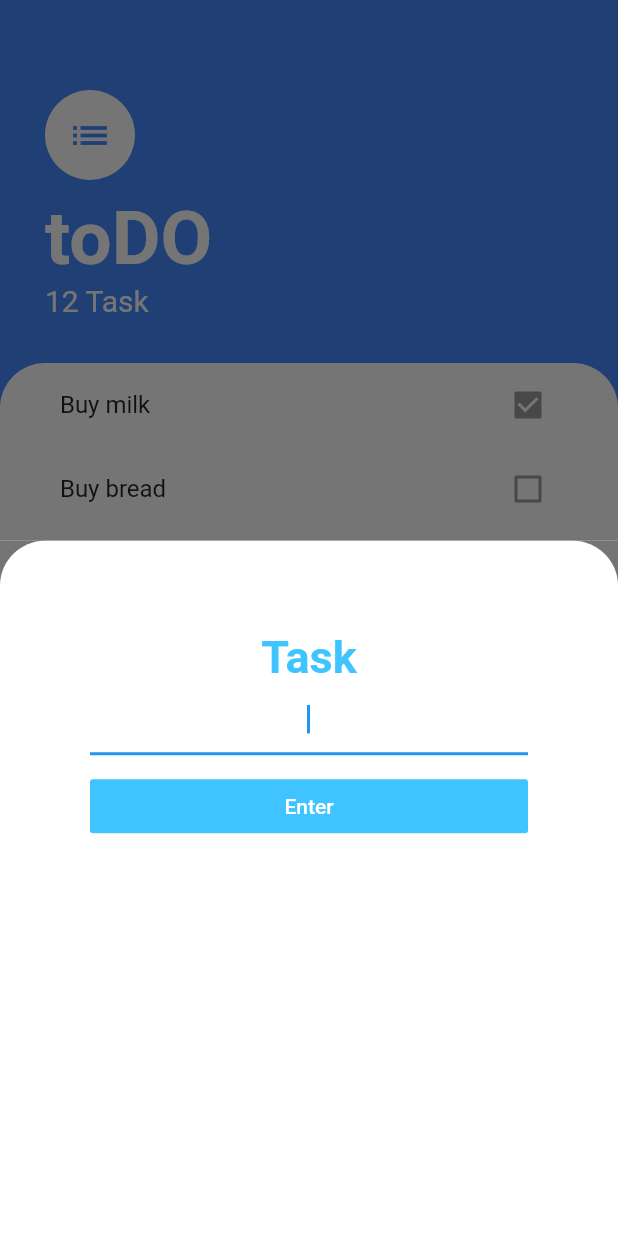
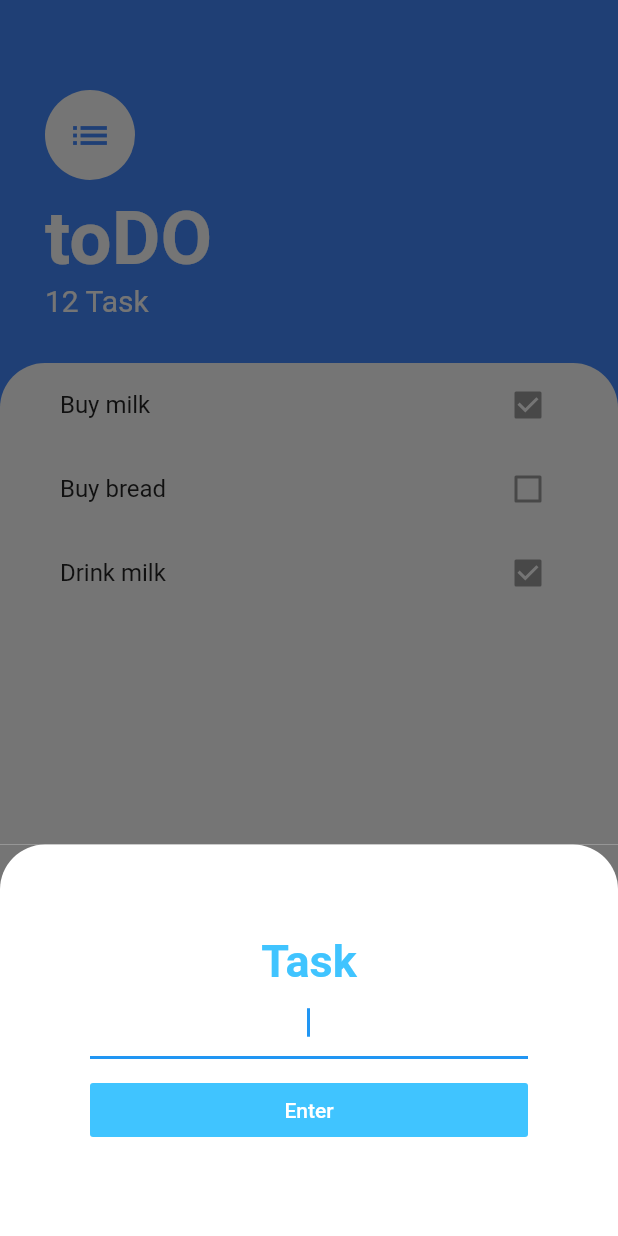
Before and after one commit to nevruzoglu/toDo, a Flutter app: the screen it shows after launch, after a tap on the "add" icon, on a phone screen of 412 x 824 dp. Run offline on Flutter 3.47's test engine with Material 2 defaults, Android fonts, the phone set to English and light mode, and no system bars.

Commit message:
refactor and create separate widget files

```diff
--- a/lib/screens/tasks_screen.dart
+++ b/lib/screens/tasks_screen.dart
@@ -1,5 +1,5 @@
 import 'package:flutter/material.dart';
-
+import 'package:todo/widgets/task_list.dart';
 import 'modal_screen.dart';
 
 class TasksScreen extends StatelessWidget {
@@ -12,7 +12,13 @@ class TasksScreen extends StatelessWidget {
         child: Icon(Icons.add),
         onPressed: () {
           showModalBottomSheet(
-              context: context, builder: (contex) => ShowModalScreen());
+              context: context,
+              isScrollControlled: true,
+              builder: (contex) => SingleChildScrollView(
+                  child: Container(
+                      padding: EdgeInsets.only(
+                          bottom: MediaQuery.of(context).viewInsets.bottom),
+                      child: ShowModalScreen())));
         },
       ),
       body: Column(
@@ -60,7 +66,7 @@ class TasksScreen extends StatelessWidget {
                   borderRadius: BorderRadius.only(
                       topRight: Radius.circular(30),
                       topLeft: Radius.circular(30))),
-              child: TileView(),
+              child: TaskList(),
             ),
           )
         ],
@@ -68,30 +74,3 @@ class TasksScreen extends StatelessWidget {
     );
   }
 }
-
-class TileView extends StatelessWidget {
-  @override
-  Widget build(BuildContext context) {
-    return ListView(
-      children: <Widget>[
-        TileList(task: 'Buy milk', check: true),
-        TileList(task: 'Buy bread', check: false),
-        TileList(task: 'Drink milk', check: true)
-      ],
-    );
-  }
-}
-
-class TileList extends StatelessWidget {
-  TileList({@required this.task, @required this.check});
-  final String task;
-  final bool check;
-
-  @override
-  Widget build(BuildContext context) {
-    return ListTile(
-      title: Text(' $task'),
-      trailing: Checkbox(value: check, onChanged: null),
-    );
-  }
-}
--- /dev/null
+++ b/lib/widgets/task_list.dart
@@ -0,0 +1,15 @@
+import 'package:flutter/material.dart';
+import 'task_tile.dart';
+
+class TaskList extends StatelessWidget {
+  @override
+  Widget build(BuildContext context) {
+    return ListView(
+      children: <Widget>[
+        TaskTile(task: 'Buy milk', check: true),
+        TaskTile(task: 'Buy bread', check: false),
+        TaskTile(task: 'Drink milk', check: true)
+      ],
+    );
+  }
+}
--- /dev/null
+++ b/lib/widgets/task_tile.dart
@@ -0,0 +1,15 @@
+import 'package:flutter/material.dart';
+
+class TaskTile extends StatelessWidget {
+  TaskTile({@required this.task, @required this.check});
+  final String task;
+  final bool check;
+
+  @override
+  Widget build(BuildContext context) {
+    return ListTile(
+      title: Text(' $task'),
+      trailing: Checkbox(value: check, onChanged: null),
+    );
+  }
+}
```
